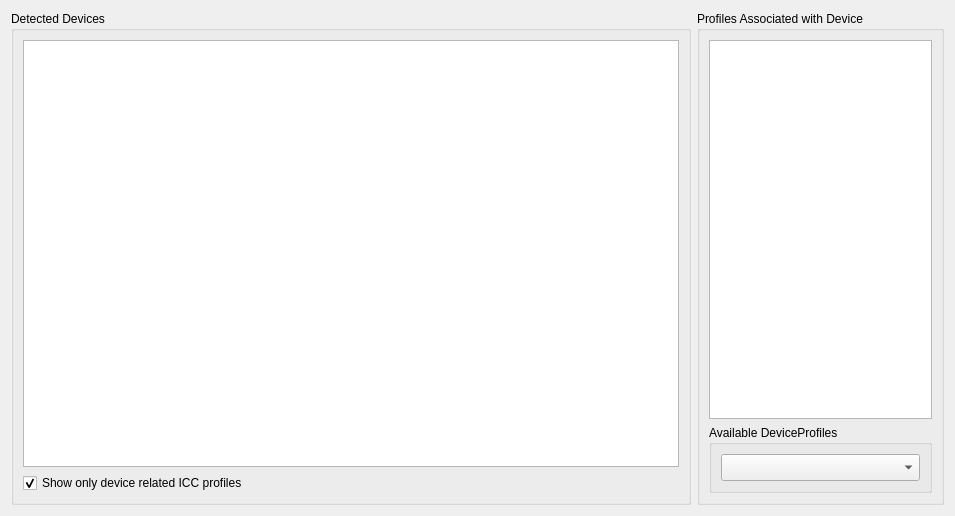
Above: src/modules/devices/ui/sy_devices.ui from oyranos-cms/Synnefo before the change. Below: the same form after it.
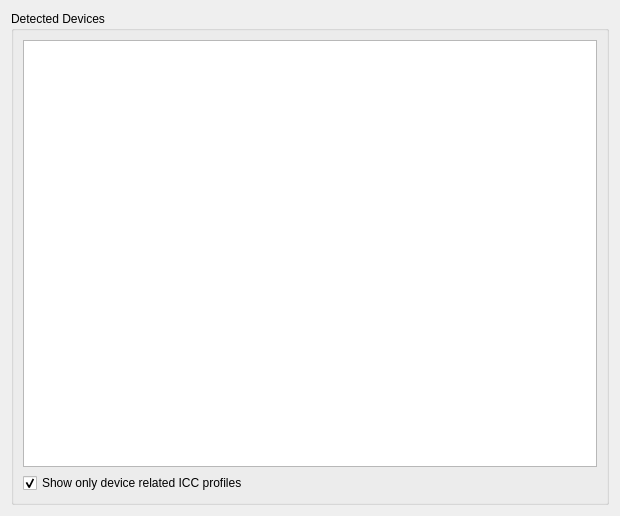
That is the form after the change.

Commit message: remove unused widgets in device tab

What changed in the file:
```diff
--- a/src/modules/devices/ui/sy_devices.ui
+++ b/src/modules/devices/ui/sy_devices.ui
@@ -6,7 +6,7 @@
    <rect>
     <x>0</x>
     <y>0</y>
-    <width>955</width>
+    <width>620</width>
     <height>516</height>
    </rect>
   </property>
@@ -95,75 +95,6 @@
      </layout>
     </widget>
    </item>
-   <item row="0" column="1">
-    <widget class="QGroupBox" name="profileAssociationGroupBox">
-     <property name="sizePolicy">
-      <sizepolicy hsizetype="Preferred" vsizetype="Ignored">
-       <horstretch>0</horstretch>
-       <verstretch>0</verstretch>
-      </sizepolicy>
-     </property>
-     <property name="maximumSize">
-      <size>
-       <width>247</width>
-       <height>16777215</height>
-      </size>
-     </property>
-     <property name="title">
-      <string>Profiles Associated with Device</string>
-     </property>
-     <property name="flat">
-      <bool>true</bool>
-     </property>
-     <layout class="QGridLayout" name="gridLayout_2">
-      <item row="0" column="0">
-       <widget class="QListWidget" name="profileAssociationList">
-        <property name="toolTip">
-         <string>Listing of all profiles that are associated with the selected device.</string>
-        </property>
-       </widget>
-      </item>
-      <item row="1" column="0">
-       <widget class="QGroupBox" name="groupBox">
-        <property name="sizePolicy">
-         <sizepolicy hsizetype="Preferred" vsizetype="Fixed">
-          <horstretch>0</horstretch>
-          <verstretch>0</verstretch>
-         </sizepolicy>
-        </property>
-        <property name="title">
-         <string>Available DeviceProfiles</string>
-        </property>
-        <property name="flat">
-         <bool>false</bool>
-        </property>
-        <layout class="QGridLayout" name="gridLayout">
-         <item row="0" column="0">
-          <layout class="QHBoxLayout" name="horizontalLayout_2" stretch="5">
-           <item>
-            <widget class="QComboBox" name="deviceProfileComboBox">
-             <property name="sizePolicy">
-              <sizepolicy hsizetype="Preferred" vsizetype="Fixed">
-               <horstretch>0</horstretch>
-               <verstretch>0</verstretch>
-              </sizepolicy>
-             </property>
-             <property name="minimumSize">
-              <size>
-               <width>0</width>
-               <height>27</height>
-              </size>
-             </property>
-            </widget>
-           </item>
-          </layout>
-         </item>
-        </layout>
-       </widget>
-      </item>
-     </layout>
-    </widget>
-   </item>
   </layout>
  </widget>
  <resources>
```
Left out of the diff: 3 changed lines with no effect on the pictures. The commit also changes 2 other files.
